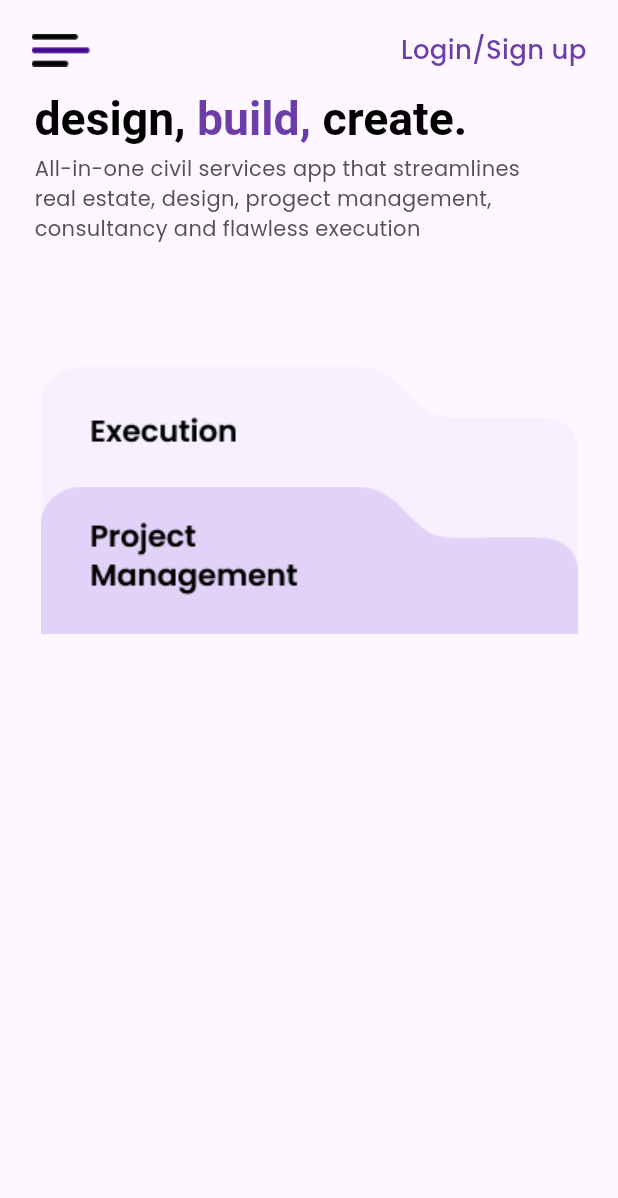
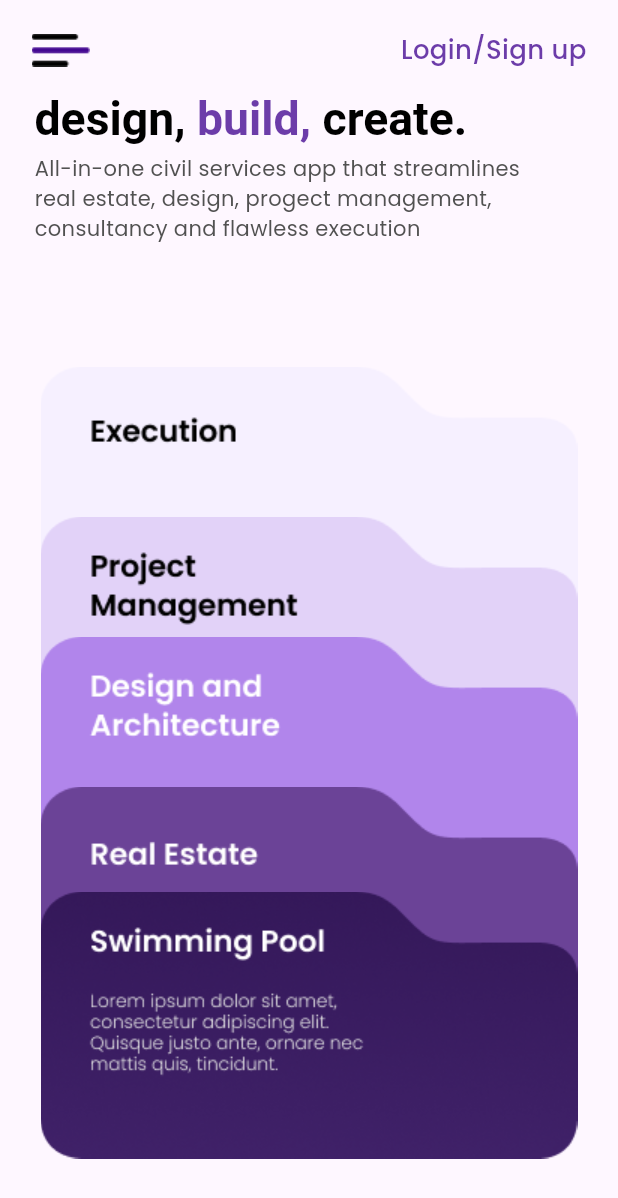
Before and after one commit to HariRags/MYCE, a Flutter app: the screen it shows after launch, on a phone screen of 412 x 824 dp. Shown: the top 1198 px of the screen. Run offline on Flutter 3.47's test engine with Material 3 defaults, Android fonts, the light colour scheme and no system bars.

Commit message:
added folder pictures in home page

```diff
--- a/lib/pages/homepage.dart
+++ b/lib/pages/homepage.dart
@@ -52,14 +52,26 @@ class _HomePageState extends State<HomePage> {
                 SizedBox(
                   height: Responsive.height(10, context),
                 ),
-                 const Stack(
-                  alignment: Alignment.topCenter,
-                  children:[
-                   Image(image: AssetImage('assets/images/homepage_folders/Execution.png'),),
-                   Positioned(
-                    top:80 ,
-                    child: Image(image: AssetImage('assets/images/homepage_folders/ProjectManagement.png'),))
-                   ])
+                 const Expanded(
+                   child: Stack(
+                    alignment: Alignment.topCenter,
+                    children:[
+                     Image(image: AssetImage('assets/images/homepage_folders/Execution.png'),),
+                     Positioned(
+                      top:100 ,
+                      child: Image(image: AssetImage('assets/images/homepage_folders/ProjectManagement.png'),)),
+                      Positioned(
+                      top:180 ,
+                      child: Image(image: AssetImage('assets/images/homepage_folders/DesignAndArchitecture.png'),)),
+                      Positioned(
+                      top:280 ,
+                      child: Image(image: AssetImage('assets/images/homepage_folders/RealEstate.png'),)),
+                      Positioned(
+                      top:350 ,
+                      child: Image(image: AssetImage('assets/images/homepage_folders/SwimmingPool.png'),))
+
+                     ]),
+                 )
 
 
             ],
```
